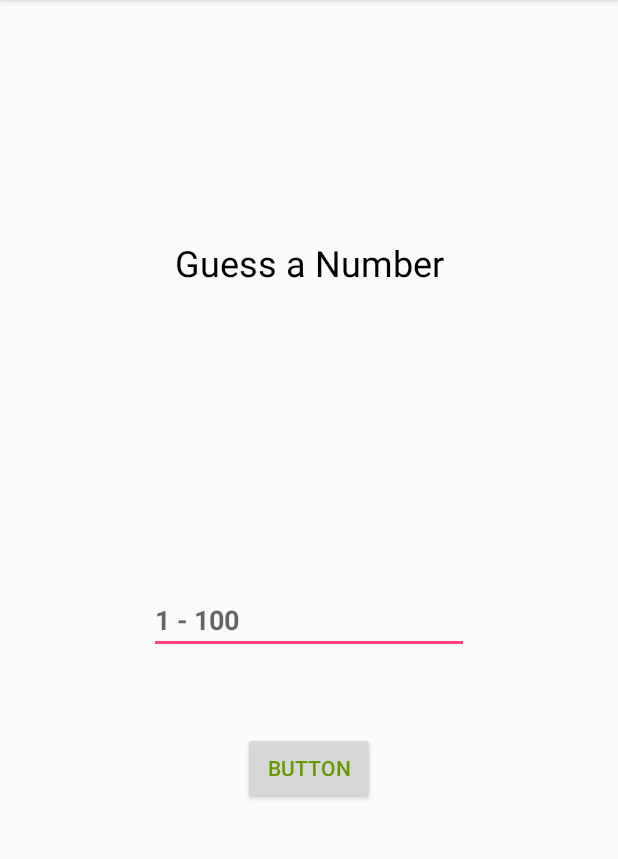
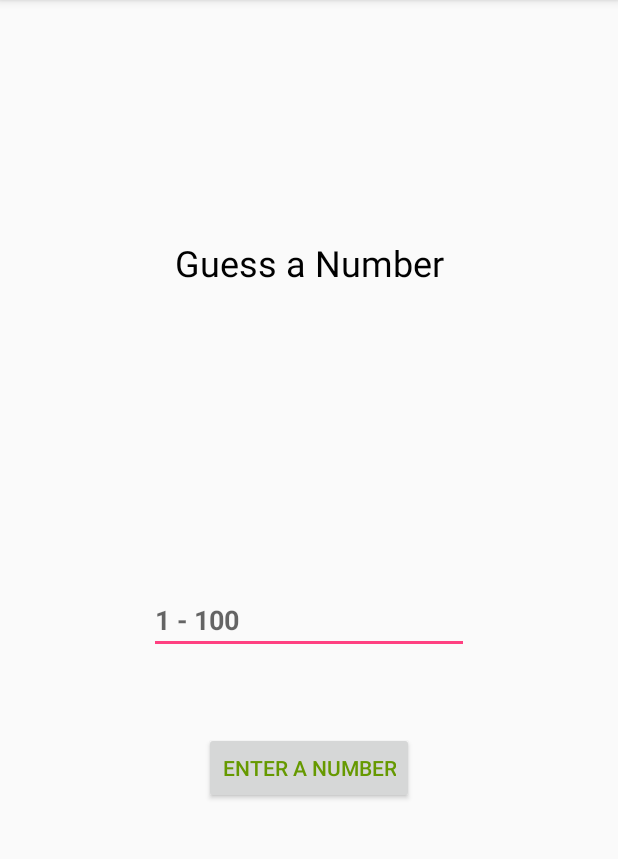
Before and after one commit to AdamGehlbach/GuessingGame, an Android app: the GameActivity screen opened directly, with no data from a screen before it, on a phone screen of 412 x 824 dp, the part 84-943 px from its top. Run offline under Robolectric (Android 15) with nearby library versions, the phone set to English and light mode, and no system bars.

Commit message:
Completed project

```diff
--- a/app/src/main/java/com/example/adamgehlbach/guessinggame/GameActivity.java
+++ b/app/src/main/java/com/example/adamgehlbach/guessinggame/GameActivity.java
@@ -20,6 +20,7 @@ public class GameActivity extends AppCompatActivity {
     private final int MAX_GUESS_COUNT = 4;
     public static final String winningNumber = "WINNING_NUMBER";
 
+    //TODO Fix restarting game!!!
     @Override
     protected void onCreate(Bundle savedInstanceState) {
         super.onCreate(savedInstanceState);
@@ -37,6 +38,19 @@ public class GameActivity extends AppCompatActivity {
         setListener();
     }
 
+    @Override
+    protected void onStart() {
+        super.onStart();
+
+        //This generates a random number between 1 and 100.
+        generatedNumber = (int) Math.ceil(Math.random() * 100);
+
+        numberOfGuesses = 0;
+        clue.setVisibility(View.INVISIBLE);
+        guess.setText("");
+
+    }
+
     private void setListener() {
         guessButton.setOnClickListener(new View.OnClickListener() {
             @Override
@@ -51,14 +65,14 @@ public class GameActivity extends AppCompatActivity {
         try {
             int userGuess = Integer.parseInt(guess.getText().toString());
             if (userGuess > 100 || userGuess <= 0) {
-                clue.setText("Enter a number bewteen 1 and 100");
+                clue.setText(R.string.enter_number_1_100);
                 clue.setVisibility(View.VISIBLE);
                 guess.setText("");
             } else {
                 checkGuess(userGuess);
             }
         } catch (NumberFormatException nfe) {
-            clue.setText("Enter a number");
+            clue.setText(R.string.enter_number);
             clue.setVisibility(View.VISIBLE);
         }
     }
@@ -82,13 +96,17 @@ public class GameActivity extends AppCompatActivity {
             clue.setVisibility(View.VISIBLE);
             guess.setText("");
             numberOfGuesses++;
+            Toast.makeText(this, getString(R.string.chances_left,(5 - numberOfGuesses)), Toast.LENGTH_SHORT).show();
         }else if (userGuess > generatedNumber) {
-            //TODO Update clue TextView to say lower, set visibility to VISIBLE, set guess EditText to "" and increment numberOfGuesses by 1
+            // Update clue TextView to say lower, set visibility to VISIBLE, set guess EditText to "" and increment numberOfGuesses by 1
             clue.setText(R.string.lower);
             clue.setVisibility(View.VISIBLE);
             guess.setText("");
             numberOfGuesses++;
+            Toast.makeText(this, getString(R.string.chances_left,(5 - numberOfGuesses)), Toast.LENGTH_SHORT).show();
         }
+
+
 
     }
 
--- a/app/src/main/res/layout/activity_game.xml
+++ b/app/src/main/res/layout/activity_game.xml
@@ -36,7 +36,8 @@
         android:visibility="invisible"
         app:layout_constraintBottom_toTopOf="@+id/guess_edittext"
         app:layout_constraintEnd_toEndOf="@+id/guess_edittext"
-        app:layout_constraintStart_toStartOf="@+id/guess_edittext" />
+        app:layout_constraintStart_toStartOf="@+id/guess_edittext"
+        android:elevation="5dp"/>
 
     <EditText
         android:id="@+id/guess_edittext"
@@ -58,7 +59,7 @@
         android:layout_width="wrap_content"
         android:layout_height="wrap_content"
         android:layout_marginBottom="232dp"
-        android:text="@string/button"
+        android:text="@string/enter_number"
         android:textColor="@android:color/holo_green_dark"
         app:layout_constraintBottom_toBottomOf="parent"
         app:layout_constraintEnd_toEndOf="parent"
--- /dev/null
+++ b/app/src/main/res/values/ids.xml
@@ -0,0 +1,4 @@
+<?xml version="1.0" encoding="utf-8"?>
+<resources>
+    <item name="restart_button" type="id" />
+</resources>
--- a/app/src/main/res/values/strings.xml
+++ b/app/src/main/res/values/strings.xml
@@ -8,5 +8,10 @@
     <string name="number_range">1 - 100</string>
     <string name="button">Button</string>
     <string name="winning_number">The winning number was %1$d</string>
+    <string name="enter_number_1_100">Enter a number bewteen 1 and 100</string>
+    <string name="enter_number">Enter a number</string>
+    <string name="chances_left">You have %1$d chances left</string>
+    <string name="you_won">You Won!!!</string>
+    <string name="play_again">PLAY AGAIN</string>
 
 </resources>
```
Also changed, not shown: app/src/main/java/com/example/adamgehlbach/guessinggame/ResultsActivity.java (+50 -0 lines), app/src/main/res/layout/activity_results.xml (+7 -7 lines).
